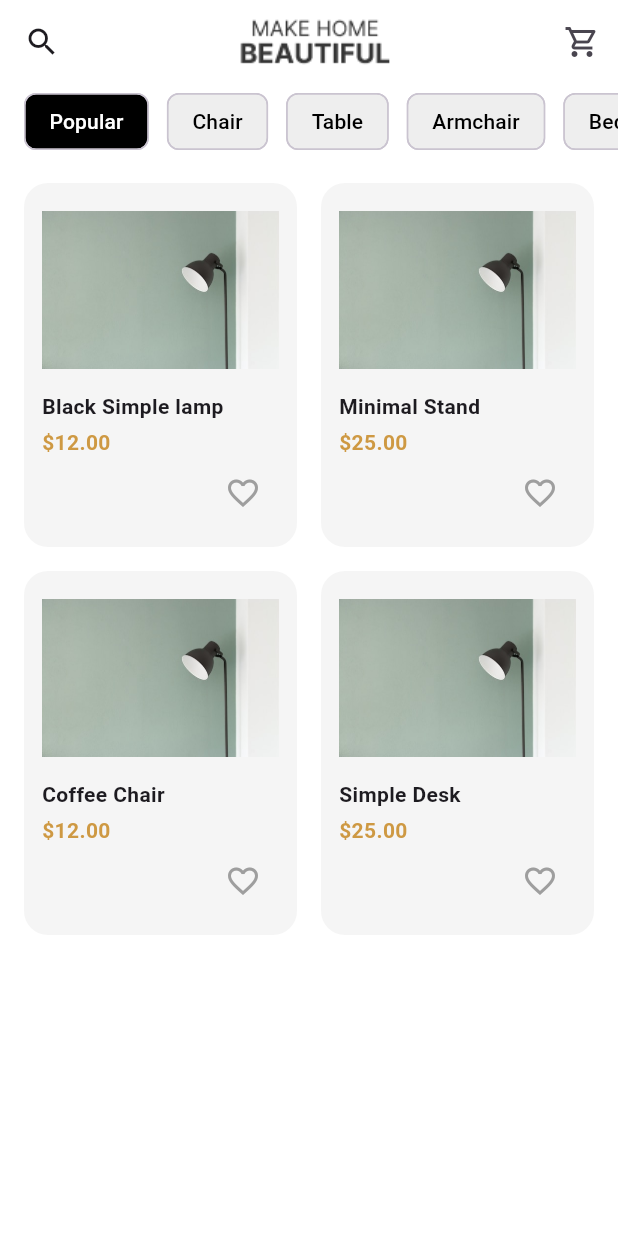
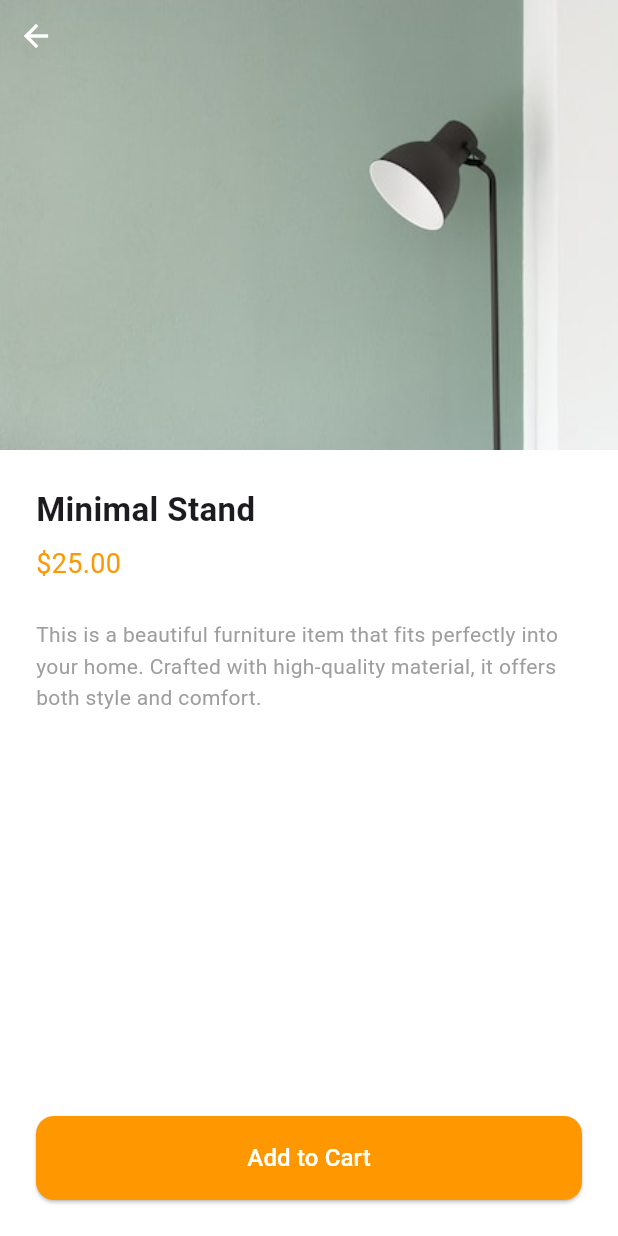
Before and after one commit to youmnaothman3/Home-Furniture-Store, a Flutter app: the HomePage screen opened by its route, after a tap on "Minimal Stand", on a phone screen of 412 x 824 dp. Run offline on Flutter 3.47's test engine with Material 3 defaults, Android fonts, the phone set to English and light mode, and no system bars; our stand-ins replace flutter_screenutil, flutter_svg.

Commit message:
create product_details_page

```diff
--- a/lib/core/resources/assets_manager.dart
+++ b/lib/core/resources/assets_manager.dart
@@ -9,7 +9,12 @@ class IconAssets {
    static const String iconarrow="assets/icons/baseline-keyboard_arrow_down-24px.svg";
    static const String iconeye="assets/icons/eye 1.svg";
    static const String iconsearch="shopping_cart_outlined";
-   static const String shopping="shopping_cart_outlined";
+   static const String shopping="assets/icons/shopping_bag icon.svg";
+   static const String clarity_home="assets/icons/clarity_home-solid.svg";
+  static const String marker="assets/icons/marker 1.svg";
+  static const String  bell="assets/icons/bell.svg";
+   static const String  Group="assets/icons/Group (1).svg";
+
 
 
 }
--- a/lib/model/product_model.dart
+++ b/lib/model/product_model.dart
@@ -2,12 +2,12 @@ class ProductModel {
   final String name;
   final String image;
   final double price;
-  final bool isFavorite;
+  final bool boolshopping;
 
   ProductModel({
     required this.name,
     required this.image,
     required this.price,
-    this.isFavorite = false,
+    this.boolshopping = false,
   });
 }
--- a/lib/pages/homepage.dart
+++ b/lib/pages/homepage.dart
@@ -1,32 +1,87 @@
+// import 'package:flutter/material.dart';
+// import 'package:furniturestore/core/resources/assets_manager.dart';
+// import 'package:furniturestore/widgets/ProductGrid.dart';
+// import 'package:furniturestore/widgets/category_list.dart';
+
+
+// class HomePage extends StatelessWidget {
+//   const HomePage({super.key});
+
+//   @override
+//   Widget build(BuildContext context) {
+//     return Scaffold(
+//       backgroundColor: Colors.white,
+//       appBar: AppBar(
+//         elevation: 0,
+//         backgroundColor: Colors.transparent,
+//         title: Center(child: Image.asset(AssetsManager.Content)),
+//         actions: [
+
+//           IconButton(
+//             icon: const Icon(Icons.shopping_cart_outlined),
+//             onPressed: () {},
+//           ),
+//         ],
+//         leading: IconButton(
+//             icon: const Icon(Icons.search),
+//             onPressed: () {},
+//           ),
+//       ),
+//       body: Column(
+//         crossAxisAlignment: CrossAxisAlignment.start,
+//         children: const [
+//           CategoryList(),
+//           Expanded(child: ProductGrid()),
+//         ],
+//       ),
+//     );
+//   }
+// }
 import 'package:flutter/material.dart';
+
 import 'package:furniturestore/core/resources/assets_manager.dart';
 import 'package:furniturestore/widgets/ProductGrid.dart';
 import 'package:furniturestore/widgets/category_list.dart';
+import 'package:furniturestore/widgets/custom_bottom_nav_item.dart';
 
 
-class HomePage extends StatelessWidget {
+class HomePage extends StatefulWidget {
 const HomePage({super.key});
+
+@override
+State<HomePage> createState() => _HomePageState();
+}
+
+class _HomePageState extends State<HomePage> {
+int selectedIndex = 0;
 
 @override
 Widget build(BuildContext context) {
 return Scaffold(
 backgroundColor: Colors.white,
+
+
   appBar: AppBar(
     elevation: 0,
     backgroundColor: Colors.transparent,
-        title: Center(child: Image.asset(AssetsManager.Content)),
+    title: Center(
+      child: Image.asset(
+        AssetsManager.Content,
+        height: 40,
+      ),
+    ),
+    leading: IconButton(
+      icon: const Icon(Icons.search),
+      onPressed: () {},
+    ),
     actions: [
-
       IconButton(
         icon: const Icon(Icons.shopping_cart_outlined),
         onPressed: () {},
       ),
     ],
-        leading: IconButton(
-            icon: const Icon(Icons.search),
-            onPressed: () {},
   ),
-      ),
+
   body: Column(
     crossAxisAlignment: CrossAxisAlignment.start,
     children: const [
@@ -34,6 +89,48 @@ class HomePage extends StatelessWidget {
       Expanded(child: ProductGrid()),
     ],
   ),
+
+  bottomNavigationBar: BottomNavigationBar(
+    currentIndex: selectedIndex,
+    onTap: (index) {
+      setState(() {
+        selectedIndex = index;
+      });
+    },
+    type: BottomNavigationBarType.fixed,
+    showSelectedLabels: false,
+    showUnselectedLabels: false,
+    items: [
+      BottomNavigationBarItem(
+        icon: CustomBottomNavIcon(
+          assetPath: IconAssets.clarity_home,
+          isSelected: selectedIndex == 0,
+        ),
+        label: 'Home',
+      ),
+      BottomNavigationBarItem(
+        icon: CustomBottomNavIcon(
+          assetPath: IconAssets.marker,
+          isSelected: selectedIndex == 1,
+        ),
+        label: 'Favorite',
+      ),
+      BottomNavigationBarItem(
+        icon: CustomBottomNavIcon(
+          assetPath: IconAssets.bell,
+          isSelected: selectedIndex == 2,
+        ),
+        label: 'Notification',
+      ),
+      BottomNavigationBarItem(
+        icon: CustomBottomNavIcon(
+          assetPath: IconAssets.Group,
+          isSelected: selectedIndex == 3,
+        ),
+        label: 'Cart',
+      ),
+    ],
+  ),
 );
 }
 }
--- /dev/null
+++ b/lib/pages/product_details_page.dart
@@ -0,0 +1,193 @@
+// import 'package:flutter/material.dart';
+// import 'package:furniturestore/model/product_model.dart';
+
+// class ProductDetailsPage extends StatelessWidget {
+// final ProductModel product;
+
+// const ProductDetailsPage({super.key, required this.product});
+
+// @override
+// Widget build(BuildContext context) {
+// return Scaffold(
+// backgroundColor: Colors.white,
+// appBar: AppBar(
+// backgroundColor: Colors.transparent,
+// elevation: 0,
+// leading: BackButton(color: Colors.black),
+// actions: [
+// IconButton(
+// icon: const Icon(Icons.favorite_border, color: Colors.black),
+// onPressed: () {},
+// ),
+// ],
+// ),
+// body: Padding(
+// padding: const EdgeInsets.all(16.0),
+// child: Column(
+// children: [
+// // صورة المنتج
+// ClipRRect(
+// borderRadius: BorderRadius.circular(16),
+// child: Image.asset(
+// product.image,
+// height: 250,
+// width: double.infinity,
+// fit: BoxFit.cover,
+// ),
+// ),
+// const SizedBox(height: 24),
+
+//         // اسم المنتج + السعر
+//         Row(
+//           mainAxisAlignment: MainAxisAlignment.spaceBetween,
+//           children: [
+//             Text(
+//               product.name,
+//               style:
+//                   const TextStyle(fontSize: 20, fontWeight: FontWeight.bold),
+//             ),
+//             Text(
+//               '\$${product.price.toStringAsFixed(2)}',
+//               style: const TextStyle(
+//                   fontSize: 20,
+//                   fontWeight: FontWeight.bold,
+//                   color: Colors.orange),
+//             ),
+//           ],
+//         ),
+//         const SizedBox(height: 16),
+
+//         // وصف مؤقت للمنتج
+//         const Text(
+//           'This is a beautiful product that fits your home perfectly. Made with love and great material.',
+//           style: TextStyle(fontSize: 14, color: Colors.grey),
+//         ),
+
+//         const Spacer(),
+
+//         // زر الإضافة إلى السلة
+//         SizedBox(
+//           width: double.infinity,
+//           child: ElevatedButton(
+//             onPressed: () {},
+//             style: ElevatedButton.styleFrom(
+//               padding: const EdgeInsets.symmetric(vertical: 16),
+//               backgroundColor: Colors.orange,
+//               shape: RoundedRectangleBorder(
+//                   borderRadius: BorderRadius.circular(12)),
+//             ),
+//             child: const Text(
+//               'Add to Cart',
+//               style: TextStyle(fontSize: 16),
+//             ),
+//           ),
+//         )
+//       ],
+//     ),
+//   ),
+// );
+// }
+// }
+import 'package:flutter/material.dart';
+import 'package:furniturestore/model/product_model.dart';
+
+class ProductDetailsPage extends StatelessWidget {
+  final ProductModel product;
+
+  const ProductDetailsPage({super.key, required this.product});
+
+  @override
+  Widget build(BuildContext context) {
+    return Scaffold(
+      backgroundColor: Colors.white,
+
+      body: Column(
+        crossAxisAlignment: CrossAxisAlignment.start,
+        children: [
+          // 🔼 صورة المنتج تغطي الجزء العلوي
+          Stack(
+            children: [
+              Container(
+                height: 300,
+                width: double.infinity,
+                decoration: BoxDecoration(
+                  image: DecorationImage(
+                    image: AssetImage(product.image),
+                    fit: BoxFit.cover,
+                  ),
+                ),
+              ),
+              SafeArea(
+                child: IconButton(
+                  icon: const Icon(Icons.arrow_back),
+                  onPressed: () => Navigator.pop(context),
+                  color: Colors.white,
+                ),
+              ),
+            ],
+          ),
+
+          // 🔽 تفاصيل المنتج
+          Expanded(
+            child: Padding(
+              padding: const EdgeInsets.all(24.0),
+              child: Column(
+                crossAxisAlignment: CrossAxisAlignment.start,
+                children: [
+                  Text(
+                    product.name,
+                    style: const TextStyle(
+                      fontSize: 22,
+                      fontWeight: FontWeight.bold,
+                    ),
+                  ),
+                  const SizedBox(height: 8),
+                  Text(
+                    '\$${product.price.toStringAsFixed(2)}',
+                    style: const TextStyle(
+                      fontSize: 18,
+                      color: Colors.orange,
+                    ),
+                  ),
+                  const SizedBox(height: 24),
+
+                  const Text(
+                    'This is a beautiful furniture item that fits perfectly into your home. Crafted with high-quality material, it offers both style and comfort.',
+                    style: TextStyle(
+                      fontSize: 14,
+                      color: Colors.grey,
+                      height: 1.5,
+                    ),
+                  ),
+                  const Spacer(),
+
+                  // زر الإضافة إلى السلة
+                  SizedBox(
+                    width: double.infinity,
+                    height: 56,
+                    child: ElevatedButton(
+                      onPressed: () {},
+                      style: ElevatedButton.styleFrom(
+                        backgroundColor: Colors.orange,
+                        shape: RoundedRectangleBorder(
+                          borderRadius: BorderRadius.circular(12),
+                        ),
+                      ),
+                      child: const Text(
+                        'Add to Cart',
+                        style: TextStyle(
+                          fontSize: 16,
+                          color: Colors.white,
+                        ),
+                      ),
+                    ),
+                  )
+                ],
+              ),
+            ),
+          )
+        ],
+      ),
+    );
+  }
+}
--- /dev/null
+++ b/lib/widgets/custom_bottom_nav_item.dart
@@ -0,0 +1,24 @@
+
+import 'package:flutter/material.dart';
+import 'package:flutter_svg/flutter_svg.dart';
+
+class CustomBottomNavIcon extends StatelessWidget {
+final String assetPath;
+final bool isSelected;
+
+const CustomBottomNavIcon({
+super.key,
+required this.assetPath,
+required this.isSelected,
+});
+
+@override
+Widget build(BuildContext context) {
+return SvgPicture.asset(
+assetPath,
+color: isSelected ? Colors.orange : Colors.grey,
+width: 24,
+height: 24,
+);
+}
+}
--- a/lib/widgets/product_item.dart
+++ b/lib/widgets/product_item.dart
@@ -1,7 +1,49 @@
+// //
+// import 'package:flutter/material.dart';
+// import 'package:furniturestore/model/product_model.dart';
+// import 'package:furniturestore/pages/product_details_page.dart';
+
+// class ProductItem extends StatelessWidget {
+// final ProductModel product;
+
+// const ProductItem({super.key, required this.product});
+
+// @override
+// Widget build(BuildContext context) {
+// return GestureDetector(
+// onTap: () {
+// Navigator.push(
+// context,
+// MaterialPageRoute(
+// builder: (_) => ProductDetailsPage(product: product),
+// ),
+// );
+// },
+// child: Container(
+// decoration: BoxDecoration(
+// color: const Color(0xfff5f5f5),
+// borderRadius: BorderRadius.circular(16),
+// ),
+// child: Column(
+// children: [
+// Expanded(
+// child: Image.asset(product.image, fit: BoxFit.cover),
+// ),
+// const SizedBox(height: 8),
+// Text(product.name,
+// style: const TextStyle(fontWeight: FontWeight.bold)),
+// Text('\$${product.price.toStringAsFixed(2)}',
+// style: const TextStyle(color: Colors.grey)),
+// ],
+// ),
+// ),
+// );
+// }
+// }
 import 'package:flutter/material.dart';
-import 'package:furniturestore/core/resources/colors_manger.dart';
+import 'package:flutter_svg/flutter_svg.dart';
 import 'package:furniturestore/model/product_model.dart';
-
+import 'package:furniturestore/pages/product_details_page.dart';
 
 class ProductItem extends StatelessWidget {
   final ProductModel product;
@@ -12,45 +54,72 @@ class ProductItem extends StatelessWidget {
   Widget build(BuildContext context) {
     return GestureDetector(
       onTap: () {
-        // Navigate to product detail
+        Navigator.push(
+          context,
+          MaterialPageRoute(
+            builder: (_) => ProductDetailsPage(product: product),
+          ),
+        );
       },
       child: Container(
         decoration: BoxDecoration(
-          color: const Color(0xFFF5F5F5),
+          color: Colors.white,
           borderRadius: BorderRadius.circular(16),
+          boxShadow: [
+            BoxShadow(
+              color: Colors.black.withOpacity(0.05),
+              blurRadius: 10,
+              offset: const Offset(0, 4),
             ),
-        padding: const EdgeInsets.all(12),
+          ],
+        ),
         child: Column(
           crossAxisAlignment: CrossAxisAlignment.start,
           children: [
             Expanded(
-              child: Image.asset(product.image, fit: BoxFit.contain),
+              child: ClipRRect(
+                borderRadius: const BorderRadius.vertical(top: Radius.circular(16)),
+                child: Image.asset(
+                  product.image,
+                  width: double.infinity,
+                  fit: BoxFit.cover,
                 ),
-            const SizedBox(height: 8),
+              ),
+            ),
+            Padding(
+              padding: const EdgeInsets.all(8.0),
+              child: Row(
+                mainAxisAlignment: MainAxisAlignment.spaceBetween,
+                children: [
+                  Column(
+                    crossAxisAlignment: CrossAxisAlignment.start,
+                    children: [
                       Text(
                         product.name,
                         style: const TextStyle(fontWeight: FontWeight.bold),
                       ),
                       const SizedBox(height: 4),
                       Text(
-              '\$${product.price.toStringAsFixed(2)}',
-              style: TextStyle(
-                color: ColorsManager.primarycolor,
-                fontWeight: FontWeight.w600,
+                        '\$${product.price}',
+                        style: const TextStyle(color: Colors.orange),
+                      ),
+                    ],
+                  ),
+                  Container(
+                    padding: const EdgeInsets.all(6),
+                    decoration: BoxDecoration(
+                      color: Colors.grey[300],
+                      borderRadius: BorderRadius.circular(8),
+                    ),
+                    child: SvgPicture.asset(
+                      'assets/icons/shopping_bag icon.svg',
+                      width: 20,
+                      height: 20,
                     ),
                   ),
-            Align(
-              alignment: Alignment.bottomRight,
-              child: IconButton(
-                icon: Icon(
-                  product.isFavorite ? Icons.favorite : Icons.favorite_border,
-                  color: product.isFavorite ? Colors.red : Colors.grey,
+                ],
               ),
-                onPressed: () {
-                  // toggle favorite
-                },
             ),
-            )
           ],
         ),
       ),
```
Also changed, not shown: assets/icons/Cart.svg (added), assets/icons/shopping_bag icon.svg (added), assets/images/Media (1).png (added). Lines whose indentation alone changed are shown as unchanged.
